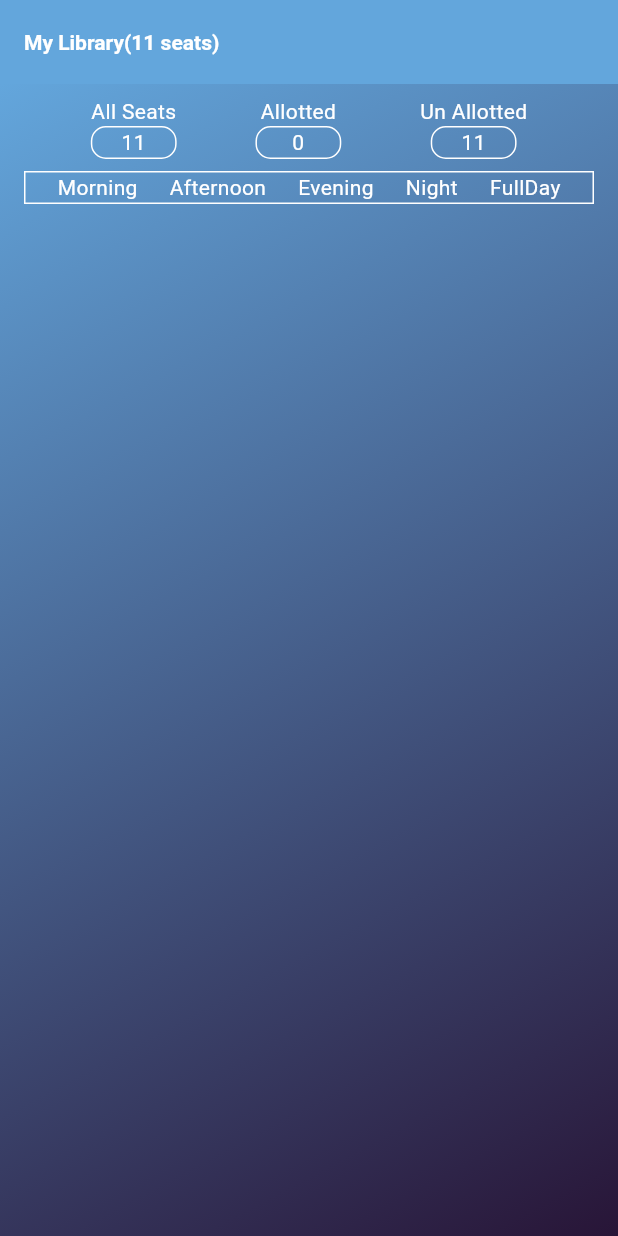
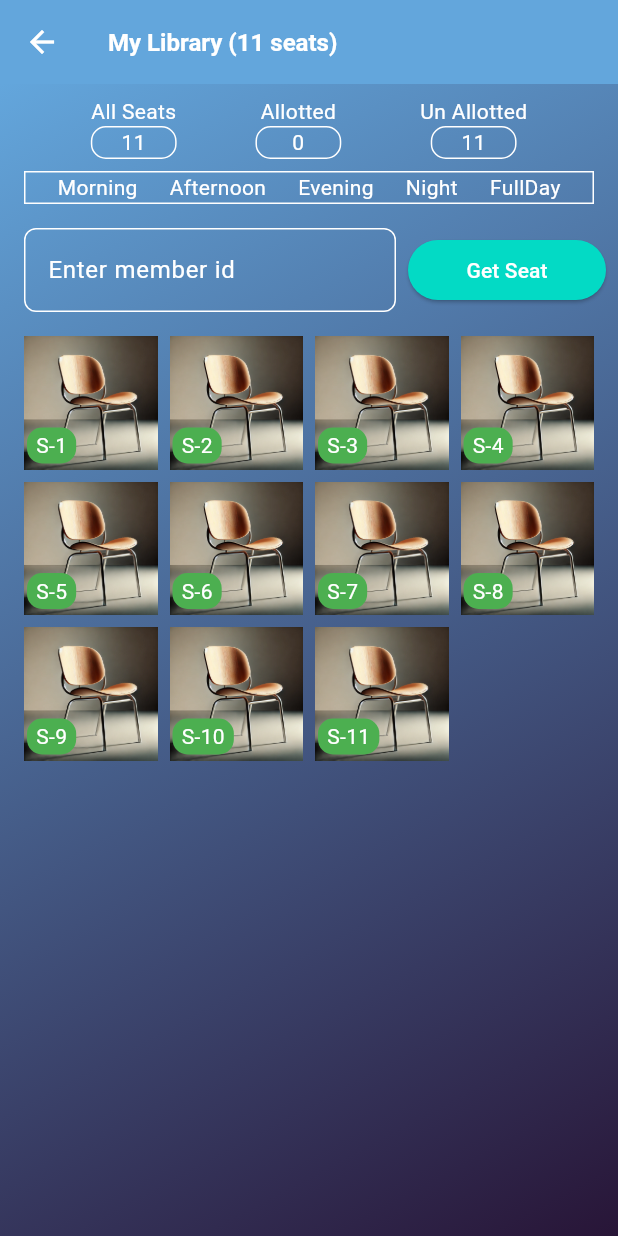
Before and after one commit to SUMITKRROY/my-library, a Flutter app: the BookSeats screen opened directly, on a phone screen of 412 x 824 dp. Run offline on Flutter 3.47's test engine with Material 3 defaults, Android fonts, the phone set to English and light mode, and no system bars; our stand-ins replace flutter_screenutil.

Commit message:
add seating select seat

```diff
--- a/lib/route/pageroute.dart
+++ b/lib/route/pageroute.dart
@@ -5,5 +5,6 @@ class RoutePath {
   static const String otpVerify = "/otpVerify";
   static const String homeScreen = "/homeScreen";
   static const String memberScreen = "/memberScreen";
+  static const String bookSeats = "/bookSeats";
 
 }
--- a/lib/utils/image.dart
+++ b/lib/utils/image.dart
@@ -3,7 +3,5 @@ import 'package:flutter/material.dart';
 class ImagePath {
   static String logo = "assets/images/logo.png";
   static String profile = "assets/images/profile.png";
-  static String cycle = "assets/images/cycle.png";
-  static String qrScan = "assets/images/qr_scan.png";
-  static String qrLottie = "assets/images/qr-scan.json";
+  static String chair = "assets/images/Chair.png";
 }
--- a/lib/view/home_screen.dart
+++ b/lib/view/home_screen.dart
@@ -84,7 +84,9 @@ class _HomeScreenState extends State<HomeScreen> {
             MyText(label: "My library", fontSize: 24, fontColor: Colors.white),
         actions: [
           IconButton(onPressed: () {}, icon: Icon(Icons.person_3_rounded)),
-          IconButton(onPressed: () {}, icon: Icon(Icons.chair_alt)),
+          IconButton(onPressed: () {
+            Navigator.pushNamed(context, RoutePath.bookSeats);
+          }, icon: Icon(Icons.chair_alt)),
         ],
       ),
       drawer: Drawer(
--- a/lib/view/seat_Allotment.dart
+++ b/lib/view/seat_Allotment.dart
@@ -2,133 +2,68 @@ import 'package:flutter/material.dart';
 import 'package:flutter_screenutil/flutter_screenutil.dart';
 import 'package:mylibrary/component/container.dart';
 import 'package:mylibrary/component/myText.dart';
+import 'package:mylibrary/component/myTextForm.dart';
 import 'package:mylibrary/component/mybutton.dart';
 
+import '../utils/image.dart';
+
 class BookSeats extends StatefulWidget {
-  String totalSeats;
-  BookSeats({super.key, required this.totalSeats});
+  final String totalSeats;
+
+  const BookSeats({
+    super.key,
+    required this.totalSeats,
+  });
 
   @override
   State<BookSeats> createState() => _BookSeatsState();
 }
 
 class _BookSeatsState extends State<BookSeats> {
+  late List<bool> _selectedItems;
+  final TextEditingController _memberIdController = TextEditingController();
+  String _errorText = '';
+
+  @override
+  void initState() {
+    super.initState();
+    _selectedItems = List<bool>.generate(11, (index) => false); // 11 items
+  }
+
+  @override
+  void dispose() {
+    _memberIdController.dispose();
+    super.dispose();
+  }
+
   @override
   Widget build(BuildContext context) {
     return Scaffold(
       appBar: AppBar(
         title: MyText(
-            label: "My Library(${widget.totalSeats} seats)",
-            fontSize: 14,
-            fontColor: Colors.white),
+          label: "My Library (${widget.totalSeats} seats)",
+          fontSize: 14.sp,
+          fontColor: Colors.white,
+        ),
       ),
       body: GradientContainer(
         child: Padding(
           padding: const EdgeInsets.all(8.0),
           child: Column(
             children: [
-            // Container(
-            //   height: 100.h,
-            //   child: GridView.builder(
-            //     gridDelegate: const SliverGridDelegateWithFixedCrossAxisCount(
-            //       crossAxisCount: 3,  // Number of columns
-            //       childAspectRatio: 1, // Adjust this to control the height of each grid cell
-            //     ),
-            //     itemCount: 3, // Number of items in the grid
-            //     itemBuilder: (context, index) {
-            //       return Padding(
-            //         padding: const EdgeInsets.only(left: 8.0),
-            //         child: Column(
-            //           children: [
-            //             Text('Text $index'), // Text in the first column
-            //             Container(
-            //               margin: EdgeInsets.all(10.0),
-            //               padding: EdgeInsets.all(10.0),
-            //               color: Colors.blueAccent,
-            //               child: Text(
-            //                 'Inside Container $index', textAlign: TextAlign.center,
-            //                 style: TextStyle(color: Colors.white),
-            //               ),
-            //             ),
-            //           ],
-            //         ),
-            //       );
-            //     },
-            //   )
-            // ),
               Row(
                 mainAxisAlignment: MainAxisAlignment.spaceEvenly,
                 children: [
-                Column(
-                  children: [
-                    MyText(
-                      label: "All Seats",
-                    ),
-                    Container(
-                        width: 50.w,
-                        decoration: BoxDecoration(
-                          borderRadius: BorderRadius.all(Radius.circular(10.0)),
-                          border: Border.all(
-                            // Adds a border to all sides of the container
-                            color: Colors.white, // Border color
-                          ),
-                        ),
-                        child: MyText(
-                          label: widget.totalSeats,
-                          alignment: true,
-                        ))
-                  ],
-                ),
-                Column(
-                  children: [
-                    MyText(
-                      label: "Allotted",
-                    ),
-                    Container(
-                        width: 50.w,
-                        decoration: BoxDecoration(
-                          borderRadius: BorderRadius.all(Radius.circular(10.0)),
-                          border: Border.all(
-                            // Adds a border to all sides of the container
-                            color: Colors.white, // Border color
-                          ),
-                        ),
-                        child: MyText(
-                          label: "0",
-                          alignment: true,
-                        ))
-                  ],
-                ),
-                Column(
-                  children: [
-                    MyText(
-                      label: "Un Allotted",
-                    ),
-                    Container(
-                        width: 50.w,
-                        decoration: BoxDecoration(
-                          borderRadius: BorderRadius.all(Radius.circular(10.0)),
-                          border: Border.all(
-                            // Adds a border to all sides of the container
-                            color: Colors.white, // Border color
-                          ),
-                        ),
-                        child: MyText(
-                          label: widget.totalSeats,
-                          alignment: true,
-                        ))
-                  ],
-                ),
+                  _buildSeatInfoColumn("All Seats", widget.totalSeats),
+                  _buildSeatInfoColumn("Allotted", "0"),
+                  _buildSeatInfoColumn("Un Allotted", widget.totalSeats),
                 ],
               ),
               Padding(
                 padding: const EdgeInsets.all(8.0),
                 child: Container(
                   decoration: BoxDecoration(
-                            border: Border.all(
-                              color: Colors.white
-
-                            )
+                    border: Border.all(color: Colors.white),
                   ),
                   child: Row(
                     mainAxisAlignment: MainAxisAlignment.spaceEvenly,
@@ -141,10 +76,134 @@ class _BookSeatsState extends State<BookSeats> {
                     ],
                   ),
                 ),
-                      )
+              ),
+              Row(
+                mainAxisAlignment: MainAxisAlignment.spaceEvenly,
+                children: [
+                  Expanded(
+                    flex: 2,
+                    child: Padding(
+                      padding: const EdgeInsets.all(8.0),
+                      child: TextFormField(
+                        controller: _memberIdController,
+                        decoration: InputDecoration(
+                          labelText: "Enter member id",
+                          labelStyle: TextStyle(color: Colors.white),
+                          filled: true,
+                          fillColor: Colors.transparent,
+                          enabledBorder: OutlineInputBorder(
+                            borderSide: BorderSide(color: Colors.white),
+                            borderRadius: BorderRadius.circular(8.0),
+                          ),
+                          focusedBorder: OutlineInputBorder(
+                            borderSide: BorderSide(color: Colors.white),
+                            borderRadius: BorderRadius.circular(8.0),
+                          ),
+                          errorText: _errorText.isNotEmpty ? _errorText : null,
+                        ),
+                        style: TextStyle(color: Colors.white),
+                      ),
+                    ),
+                  ),
+                  Expanded(
+                    child: ElevatedButton(
+                      onPressed: () {
+                        setState(() {
+                          _errorText = _memberIdController.text.isEmpty
+                              ? "Member ID cannot be empty"
+                              : '';
+                        });
+                        if (_errorText.isEmpty) {
+                          // Implement your button logic here
+                        }
+                      },
+                      child: MyText(label: "Get Seat"),
+                    ),
+                  ),
                 ],
               ),
-          )),
+              Expanded(
+                child: GridView.builder(
+                  padding: EdgeInsets.all(8.0),
+                  gridDelegate: SliverGridDelegateWithFixedCrossAxisCount(
+                    crossAxisCount: 4,
+                    childAspectRatio: 1,
+                    crossAxisSpacing: 8.0,
+                    mainAxisSpacing: 8.0,
+                  ),
+                  itemCount: _selectedItems.length,
+                  itemBuilder: (context, index) {
+                    return GestureDetector(
+                      onTap: () {
+                        setState(() {
+                          _selectedItems[index] = !_selectedItems[index];
+                        });
+                      },
+                      child: Semantics(
+                        label: 'Seat ${index + 1}',
+                        child: Stack(
+                          children: [
+                            Positioned.fill(
+                              child: Image.asset(
+                                ImagePath.chair,
+                                fit: BoxFit.cover,
+                              ),
+                            ),
+                            Positioned(
+                              bottom: 4,
+                              left: 2,
+                              child: Container(
+                                padding: EdgeInsets.symmetric(horizontal: 6, vertical: 2),
+                                decoration: BoxDecoration(
+                                  color: Colors.green,
+                                  borderRadius: BorderRadius.all(Radius.circular(10)),
+                                ),
+                                child: MyText(
+                                  label: 'S-${index + 1}',
+                                  fontColor: Colors.white,
+                                ),
+                              ),
+                            ),
+                            if (_selectedItems[index])
+                              Positioned(
+                                top: 8,
+                                right: 8,
+                                child: Icon(
+                                  Icons.check_circle,
+                                  color: Colors.green,
+                                  size: 24,
+                                ),
+                              ),
+                          ],
+                        ),
+                      ),
+                    );
+                  },
+                ),
+              ),
+            ],
+          ),
+        ),
+      ),
+    );
+  }
+
+  Widget _buildSeatInfoColumn(String label, String value) {
+    return Column(
+      children: [
+        MyText(label: label),
+        Container(
+          width: 50.w,
+          decoration: BoxDecoration(
+            borderRadius: BorderRadius.circular(10.0),
+            border: Border.all(color: Colors.white),
+          ),
+          child: MyText(
+            label: value,
+            alignment: true,
+          ),
+        ),
+      ],
     );
   }
 }
```
Also changed, not shown: lib/main.dart (+4 -3 lines), lib/route/route_generater.dart (+7 -6 lines), lib/view/test.dart (added, +81 -0 lines), assets/images/Chair.png (added). Lines whose indentation alone changed are shown as unchanged.
